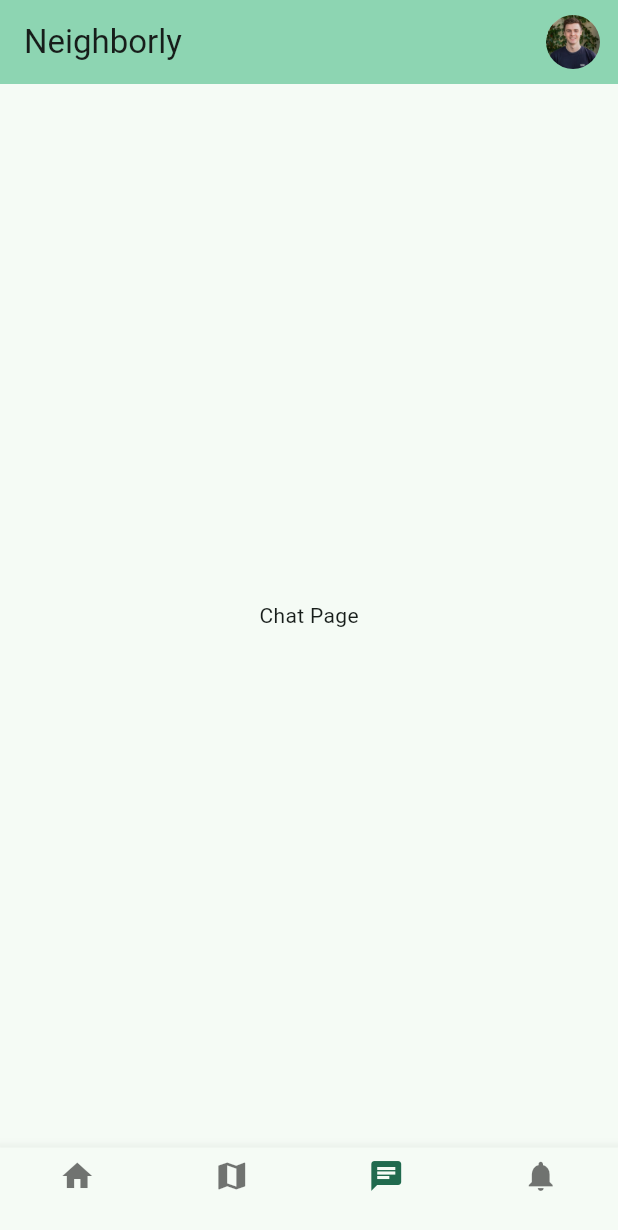
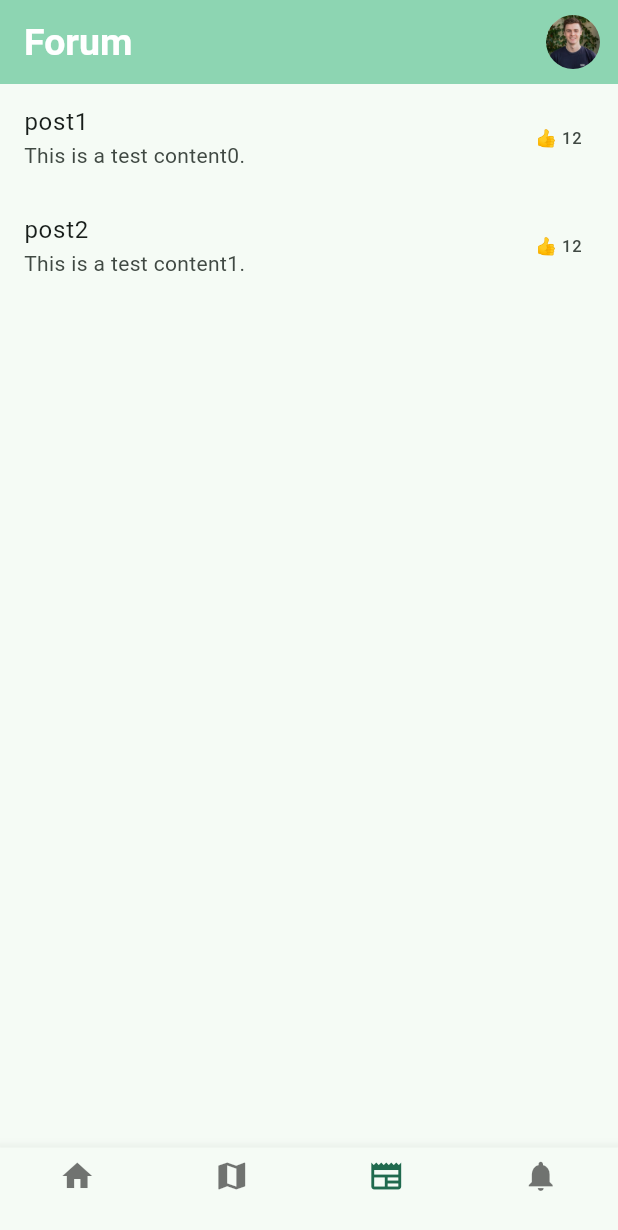
Before and after one commit to saiefadnan/Neighborly, a Flutter app: the screen it shows after launch, swiped to page 3, on a phone screen of 412 x 824 dp. Shown: the top 1230 px of the screen. Run offline on Flutter 3.47's test engine with Material 3 defaults, Android fonts, the phone set to English and light mode, and no system bars.

Commit message:
2nd commit

```diff
--- /dev/null
+++ b/frontend/devtools_options.yaml
@@ -0,0 +1,3 @@
+description: This file stores settings for Dart & Flutter DevTools.
+documentation: https://docs.flutter.dev/tools/devtools/extensions#configure-extension-enablement-states
+extensions:
--- a/frontend/lib/appShell.dart
+++ b/frontend/lib/appShell.dart
@@ -3,7 +3,7 @@ import 'package:frontend/pages/home.dart';
 import 'package:frontend/pages/map.dart';
 import 'package:frontend/pages/profile.dart';
 import 'package:frontend/pages/notification.dart';
-import 'package:frontend/pages/chat.dart';
+import 'package:frontend/pages/forum.dart';
 
 class AppShell extends StatefulWidget {
   const AppShell({super.key});
@@ -15,18 +15,16 @@ class AppShell extends StatefulWidget {
 class _AppShellState extends State<AppShell> {
   final PageController _pageController = PageController();
   int _currentIndex = 0;
+  List<String> appBarHeadings = ['Neighborly', 'Map', 'Forum', 'Notifications'];
+  String appBarTitle = 'Neighborly';
   final _items = [
     BottomNavigationBarItem(icon: Icon(Icons.home), label: ''),
     BottomNavigationBarItem(icon: Icon(Icons.map), label: ''),
-    BottomNavigationBarItem(icon: Icon(Icons.chat), label: ''),
+    BottomNavigationBarItem(icon: Icon(Icons.newspaper_outlined), label: ''),
     BottomNavigationBarItem(icon: Icon(Icons.notifications), label: ''),
   ];
   void _onTap(int index) {
-    _pageController.animateToPage(
-      index,
-      duration: const Duration(milliseconds: 100),
-      curve: Curves.easeInOut,
-    );
+    _pageController.jumpToPage(index);
   }
 
   @override
@@ -42,7 +40,7 @@ class _AppShellState extends State<AppShell> {
       child: Scaffold(
         appBar: AppBar(
           backgroundColor: Theme.of(context).colorScheme.inversePrimary,
-          title: Text("Neighborly"),
+          title: Text(appBarTitle),
           actions: [
             InkWell(
               onTap: () {
@@ -57,7 +55,7 @@ class _AppShellState extends State<AppShell> {
                 padding: const EdgeInsets.only(right: 12.0),
                 child: CircleAvatar(
                   radius: 18,
-                  backgroundImage: AssetImage('assets/dummy.png'),
+                  backgroundImage: AssetImage('assets/images/dummy.png'),
                 ),
               ),
             ),
@@ -66,12 +64,15 @@ class _AppShellState extends State<AppShell> {
         body: PageView(
           controller: _pageController,
           onPageChanged: (index) {
-            setState(() => _currentIndex = index);
+            setState(() {
+              _currentIndex = index;
+              appBarTitle = appBarHeadings[index];
+            });
           },
           children: [
             HomePage(title: 'Home Page'),
             MapPage(title: 'Map Page'),
-            ChatPage(title: 'Chat Page'),
+            ForumPage(title: 'Forum Page'),
             NotificationPage(title: 'Notification Page'),
             //ProfilePage(title: 'Profile Page'),
           ],
--- a/frontend/lib/main.dart
+++ b/frontend/lib/main.dart
@@ -20,6 +20,12 @@ class MyApp extends StatelessWidget {
       title: 'Neighborly',
       theme: ThemeData(
         colorScheme: ColorScheme.fromSeed(seedColor: Color(0xFF33A67B)),
+        appBarTheme: const AppBarTheme(
+          titleTextStyle: TextStyle(
+            fontWeight: FontWeight.bold,
+            fontSize: 25.0,
+          ),
+        ),
       ),
       home: const AppShell(),
     );
--- a/frontend/lib/pages/chat.dart
+++ /dev/null
@@ -1,16 +0,0 @@
-import 'package:flutter/material.dart';
-
-class ChatPage extends StatefulWidget {
-  const ChatPage({super.key, required this.title});
-  final String title;
-
-  @override
-  State<ChatPage> createState() => _ChatPageState();
-}
-
-class _ChatPageState extends State<ChatPage> {
-  @override
-  Widget build(BuildContext context) {
-    return Scaffold(body: SafeArea(child: Center(child: Text(widget.title))));
-  }
-}
--- /dev/null
+++ b/frontend/lib/pages/forum.dart
@@ -0,0 +1,49 @@
+import 'dart:convert';
+
+import 'package:flutter/material.dart';
+import 'package:flutter/services.dart';
+
+class ForumPage extends StatefulWidget {
+  const ForumPage({super.key, required this.title});
+  final String title;
+
+  @override
+  State<ForumPage> createState() => _ForumPageState();
+}
+
+class _ForumPageState extends State<ForumPage> {
+  Future<List<dynamic>> fetchData() async {
+    final String response = await rootBundle.loadString(
+      'assets/data/post.json',
+    );
+    final Map<String, dynamic> data = jsonDecode(response);
+    return data['posts'];
+  }
+
+  @override
+  Widget build(BuildContext context) {
+    return FutureBuilder(
+      future: fetchData(),
+      builder: (context, snapshot) {
+        if (snapshot.connectionState == ConnectionState.waiting) {
+          return CircularProgressIndicator();
+        } else if (!snapshot.hasData) {
+          return Center(child: Text('No posts found'));
+        }
+
+        final posts = snapshot.data!;
+        return ListView.builder(
+          itemCount: posts.length,
+          itemBuilder: (context, index) {
+            final post = posts[index];
+            return ListTile(
+              title: Text(post['title']),
+              subtitle: Text(post['content']),
+              trailing: Text('👍 ${post['upvotes']}'),
+            );
+          },
+        );
+      },
+    );
+  }
+}
```
Also changed, not shown: frontend/assets/data/post.json (added, +68 -0 lines), frontend/pubspec.yaml (+25 -6 lines), frontend/assets/images/dummy.png (renamed from frontend/assets/dummy.png), frontend/pubspec.lock, 6 other files.
